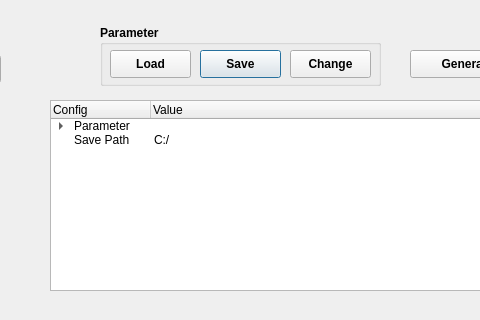
Before: the Qt Designer form form.ui in junseongwoo/python_Data_augmentation, drawn with Qt 5; both pictures show x 470 to 950 and y 0 to 320 of the 1070 by 700 pixel window.
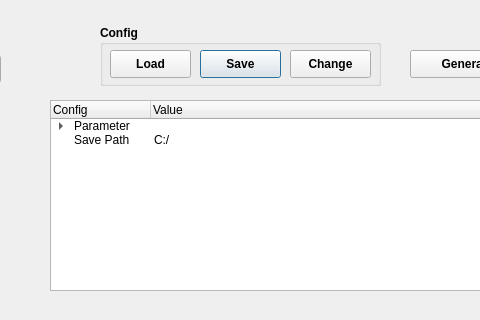
After: the same form once the commit is applied.

Commit message: 데이터 증강 툴 최종 완성

```diff
--- a/form.ui
+++ b/form.ui
@@ -558,7 +558,7 @@
     </font>
    </property>
    <property name="title">
-    <string>Parameter</string>
+    <string>Config</string>
    </property>
   </widget>
   <widget class="QComboBox" name="CboFlip">
```
The commit also changes 1 other file.
